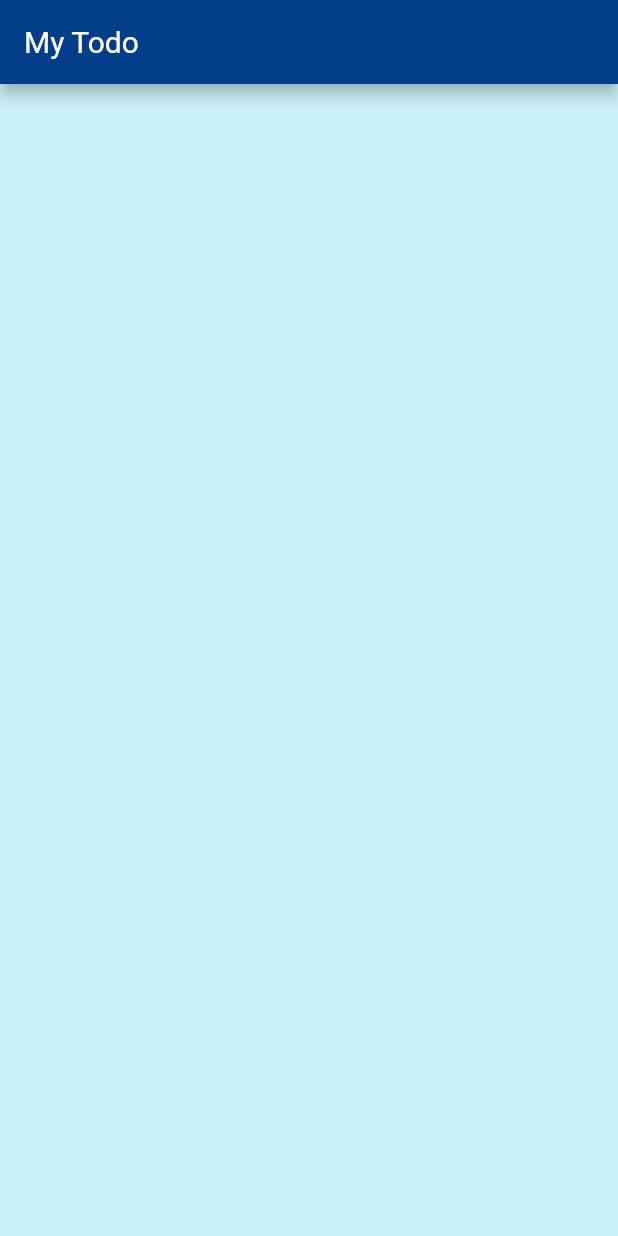
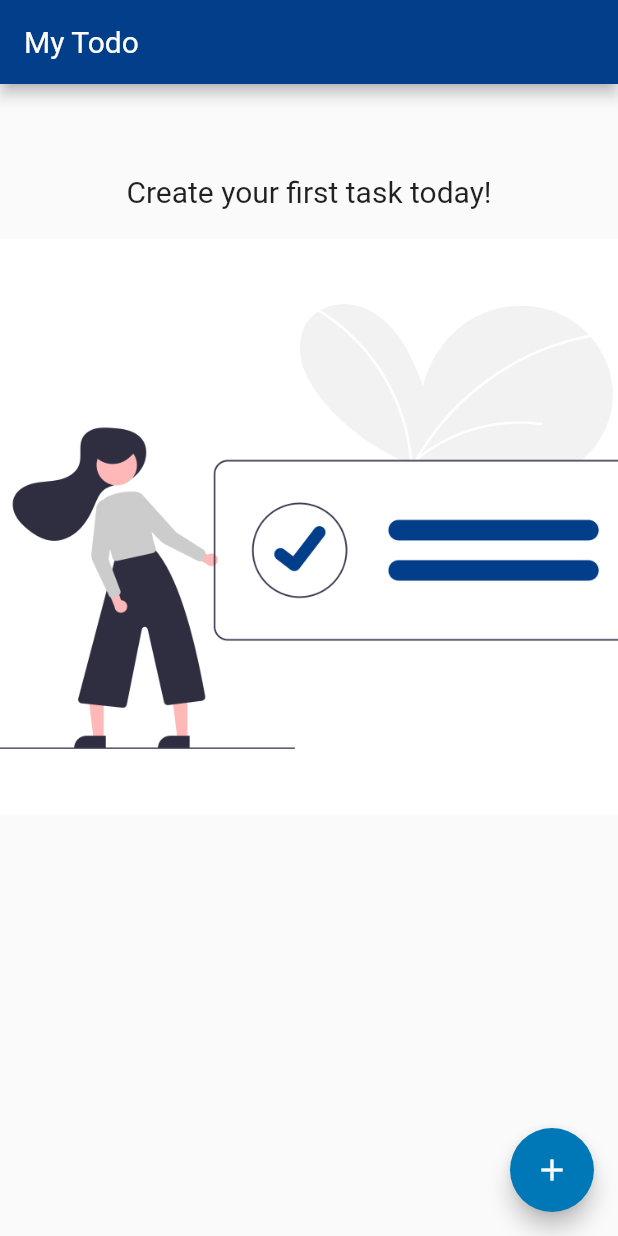
Before and after one commit to MapleSyyrup/my-todo-app, a Flutter app: the screen it shows after launch, on a phone screen of 412 x 824 dp. Run offline on Flutter 3.47's test engine with Material 2 defaults, Android fonts, the phone set to English and light mode, and no system bars; Roboto replaces fonts that are missing (Quicksand-Regular).

Commit message:
AddTodo:
- Add todo in the list

```diff
--- a/lib/main.dart
+++ b/lib/main.dart
@@ -1,7 +1,10 @@
 import 'package:flutter/material.dart';
+import 'package:provider/provider.dart';
 
 import './models/custom_colors.dart';
 import './screens/todo_overview_screen.dart';
+import './models/router.dart';
+import './provider/todo_provider.dart';
 
 void main() {
   runApp(MyApp());
@@ -10,17 +13,20 @@ void main() {
 class MyApp extends StatelessWidget {
   @override
   Widget build(BuildContext context) {
-    return MaterialApp(
-      title: 'My Todo',
-      theme: ThemeData(
-        primarySwatch: primaryTheme,
-        accentColor: accentTheme,
-        canvasColor: canvasTheme,
-        appBarTheme: AppBarTheme(textTheme: ThemeData.light().textTheme.copyWith(headline6: TextStyle(fontSize: 20))),
+    return MultiProvider(
+      providers: [
+        ChangeNotifierProvider(create: (ctx) => TodoProvider()),
+      ],
+      child: MaterialApp(
+        theme: ThemeData(
+          primarySwatch: primaryTheme,
+          accentColor: accentTheme,
+          fontFamily: 'Quicksand-Regular',
+          appBarTheme: AppBarTheme(textTheme: ThemeData.light().textTheme.copyWith(headline6: TextStyle(fontSize: 20))),
+        ),
+        initialRoute: TodoOverviewScreen.routeName,
+        onGenerateRoute: Routers.generateRoute,
       ),
-      initialRoute: TodoOverviewScreen.routeName,
-      onUnknownRoute: (RouteSettings settings) =>
-          MaterialPageRoute<dynamic>(builder: (BuildContext context) => TodoOverviewScreen()),
     );
   }
 }
--- /dev/null
+++ b/lib/models/router.dart
@@ -0,0 +1,18 @@
+import 'package:flutter/material.dart';
+
+import '../screens/todo_overview_screen.dart';
+import '../widgets/todo_items.dart';
+
+class Routers {
+  static Route<dynamic> generateRoute(RouteSettings settings) {
+    switch (settings.name) {
+      case '/todo-overview':
+        return MaterialPageRoute(builder: (BuildContext context) => TodoOverviewScreen());
+      case '/todo-items':
+      // final todoArgs = setting.arguments as String;
+      return MaterialPageRoute(builder: (BuildContext context) => TodoItems());
+      default:
+        return MaterialPageRoute(builder: (BuildContext context) => TodoOverviewScreen());
+    }
+  }
+}
--- a/lib/models/todo.dart
+++ b/lib/models/todo.dart
@@ -1,8 +1,12 @@
 import 'package:flutter/foundation.dart';
 
-class Todo {
+class Todo with ChangeNotifier {
   final String todo;
   final DateTime date;
 
-  Todo({@required this.todo, @required this.date});
+  Todo({
+    @required this.todo,
+    this.date,
+  });
+
 }
--- /dev/null
+++ b/lib/provider/todo_provider.dart
@@ -0,0 +1,24 @@
+import 'package:flutter/material.dart';
+// import '../widgets/add_todo.dart';
+import '../models/todo.dart';
+// import '../screens/todo_overview_screen.dart';
+
+class TodoProvider with ChangeNotifier {
+  Map<String, Todo> _todoList = {};
+
+  Map<String, Todo> get todoList {
+    return {..._todoList};
+  }
+
+  int get todoCount => _todoList.length;
+
+  void addNewTodo(String todo) {
+    if (_todoList.containsKey(todo)) {
+      _todoList.update(todo, (existingTodo) => Todo(todo: existingTodo.todo));
+    } else {
+      _todoList.putIfAbsent(todo, () => Todo(todo: todo));
+    }
+    // _todoList.add(listTodo);
+    notifyListeners();
+  }
+}
--- a/lib/screens/todo_overview_screen.dart
+++ b/lib/screens/todo_overview_screen.dart
@@ -1,20 +1,129 @@
 import 'package:flutter/material.dart';
+import 'package:provider/provider.dart';
+import '../widgets/todo_items.dart';
+
+import '../provider/todo_provider.dart';
+import '../models/todo.dart';
+import '../widgets/add_todo.dart';
 
 class TodoOverviewScreen extends StatefulWidget {
- static const routeName = '/Todo-Overview';
+  static const routeName = '/todo-overview';
 
   @override
   _TodoOverviewScreenState createState() => _TodoOverviewScreenState();
 }
 
 class _TodoOverviewScreenState extends State<TodoOverviewScreen> {
+  // List<Todo> todoList = [];
+  Map<String, Todo> _todoList = {};
+
+  Map<String, Todo> get todoList {
+    return {..._todoList};
+  }
+
+  int get todoCount => _todoList.length;
+
+  final _todoController = TextEditingController();
+
+  // void startAddNewTodo(BuildContext context) {
+  //   // Todo listTodo;
+  //   // final providerAddTodo = Provider.of<TodoProvider>(context, listen: false).addNewTodo(listTodo);
+
+  //   showModalBottomSheet(
+  //     isScrollControlled: true,
+  //     shape: RoundedRectangleBorder(borderRadius: BorderRadius.vertical(top: Radius.circular(10.0))),
+  //     context: context,
+  //     builder: (_) {
+  //       return GestureDetector(
+  //         onTap: () {},
+  //         child: AddTodo() ,
+  //         // ((add) {
+  //         //   // final todo = Todo(todo: a, date: DateTime.now());
+  //         //   // Provider.of<TodoProvider>(context, listen: false).addNewTodo();
+  //         //   final addTodo = Todo(todo: add);
+  //         //   Provider.of<TodoProvider>(context, listen: false).addNewTodo();
+  //         // }),
+  //         behavior: HitTestBehavior.opaque,
+  //       );
+  //     },
+  //   );
+  // }
+
+  // void addNewTodo(String newTodo) {
+  //   final newTodoList = Todo(todo: newTodo);
+
+  //   setState(() {
+  //     todoList.add(newTodoList);
+  //   });
+  // }
+
   @override
   Widget build(BuildContext context) {
     return Scaffold(
       appBar: AppBar(
+        automaticallyImplyLeading: false,
         title: const Text('My Todo'),
       ),
       // drawer: AppDrawer(),
+      resizeToAvoidBottomInset: false, //this is needed so the image.asset will not move when the keyboard is in use
+      body: todoList.isEmpty
+          ? LayoutBuilder(
+              builder: (context, constraints) {
+                return Column(
+                  children: [
+                    SizedBox(height: 60),
+                    Text(
+                      'Create your first task today!',
+                      style: TextStyle(
+                        fontStyle: FontStyle.normal,
+                        fontSize: 20,
+                      ),
+                    ),
+                    SizedBox(height: 20),
+                    Container(
+                      height: constraints.maxHeight * 0.5,
+                      child: Image.asset(
+                        'assets/images/notodo.png',
+                        fit: BoxFit.cover,
+                      ),
+                    ),
+                  ],
+                );
+              },
+            )
+          : ListView.builder(
+              itemCount: _todoList.length,
+              itemBuilder: (ctx, i) {
+                final todo = Provider.of<TodoProvider>(context).todoList.values.toList()[i];
+                return TodoItems(
+                  todo: todo,
+                );
+              },
+              // children: [
+              //   ...todoList.map((lists) => TodoItems(todo: lists)).toList(),
+              // ],
+            ),
+
+      floatingActionButton: FloatingActionButton(
+        child: Icon(Icons.add),
+        onPressed: () {
+          return showModalBottomSheet(
+              isScrollControlled: true,
+              context: context,
+              builder: (BuildContext context) {
+                return GestureDetector(
+                  onTap: () {},
+                  child: AddTodo((String newTodo) {
+                    Provider.of<TodoProvider>(context).addNewTodo(_todoController.text);
+                  }),
+                  // (_todoController.text)
+                  //  {Provider.of<TodoProvider>(context).addNewTodo(_todoController.text);},
+                  behavior: HitTestBehavior.opaque,
+                );
+              });
+        },
+        // startAddNewTodo,
+      ),
     );
   }
 }
--- a/pubspec.yaml
+++ b/pubspec.yaml
@@ -23,6 +23,8 @@ environment:
 dependencies:
   flutter:
     sdk: flutter
+  intl: ^0.16.1
+  provider: ^4.3.3
 
 
   # The following adds the Cupertino Icons font to your application.
@@ -47,8 +49,8 @@ flutter:
   uses-material-design: true
 
   # To add assets to your application, add an assets section, like this:
-  # assets:
-  #   - images/a_dot_burr.jpeg
+  assets:
+    - assets/images/notodo.png
   #   - images/a_dot_ham.jpeg
 
   # An image asset can refer to one or more resolution-specific "variants", see
```
Also changed, not shown: lib/widgets/add_todo.dart (added, +71 -0 lines), lib/widgets/todo_items.dart (added, +36 -0 lines), assets/images/notodo.png (added), pubspec.lock.
